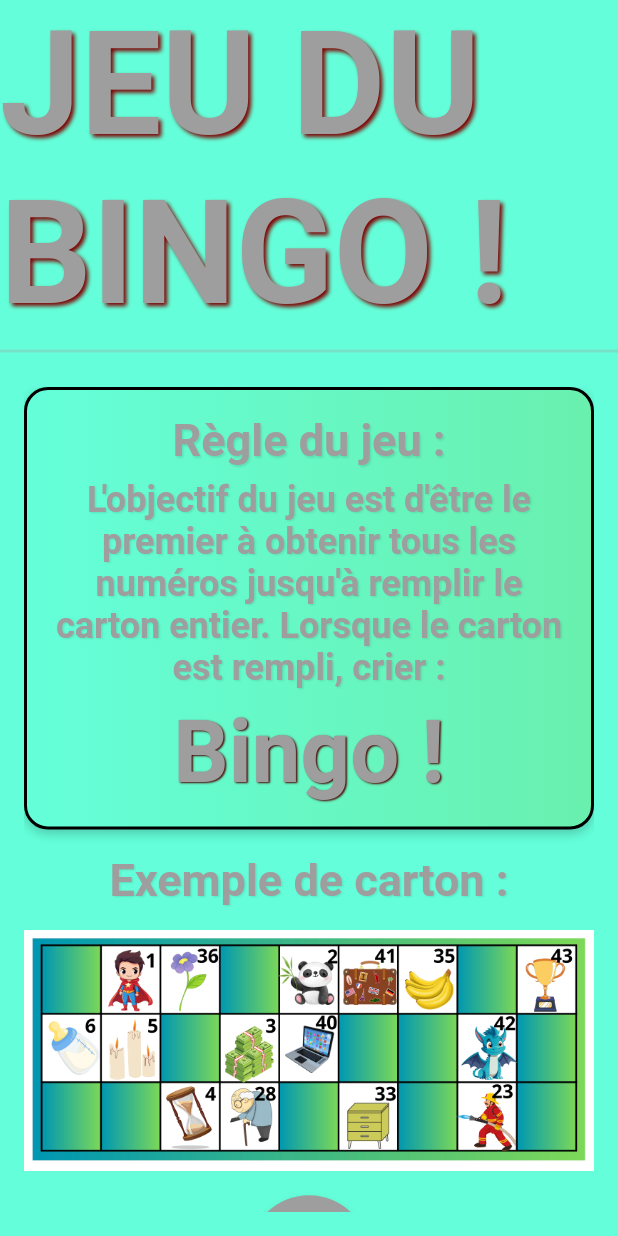
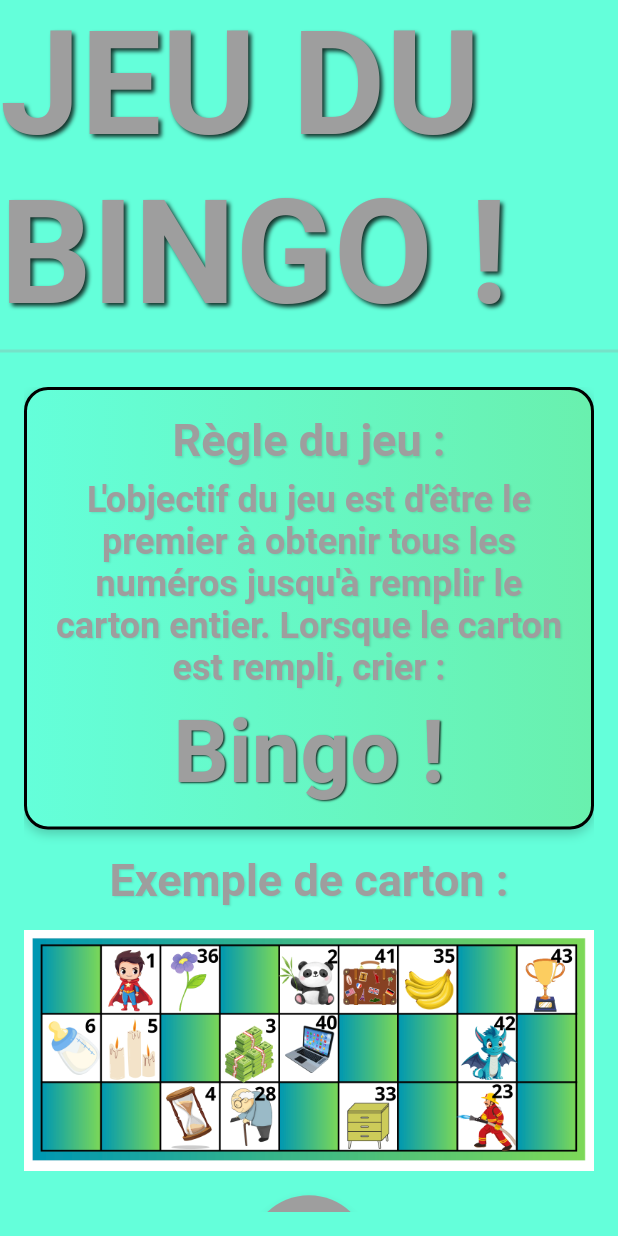
Before and after one commit to NayMak/loto_mks, a Flutter app: the screen it shows after launch, on a phone screen of 412 x 824 dp. Run offline on Flutter 3.47's test engine with Material 3 defaults, Android fonts, the phone set to English and light mode, and no system bars; our stand-ins replace font_awesome_flutter.

Commit message:
change text shadow

```diff
--- a/lib/view/home/home_page.dart
+++ b/lib/view/home/home_page.dart
@@ -31,7 +31,7 @@ class HomePage extends StatelessWidget {
                         Shadow(
                           offset: Offset(2.0, 2.0),
                           blurRadius: 3.0,
-                          color: Colors.black.withValues(red: 0.5),
+                          color: Colors.black.withValues(alpha: 0.8),
                         ),
                       ],
                     ),
@@ -117,8 +117,8 @@ class HomePage extends StatelessWidget {
                                         Shadow(
                                           offset: Offset(1, 1),
                                           blurRadius: 1.0,
-                                          color:
-                                              Colors.black.withValues(red: 0.3),
+                                          color: Colors.black
+                                              .withValues(alpha: 0.8),
                                         ),
                                       ],
                                     ),
--- a/lib/view/loto/loto_page.dart
+++ b/lib/view/loto/loto_page.dart
@@ -33,7 +33,7 @@ class _LotoPageState extends State<LotoPage> {
                         Shadow(
                           offset: Offset(2.0, 2.0),
                           blurRadius: 3.0,
-                          color: Colors.black.withValues(red: 0.5),
+                          color: Colors.black.withValues(alpha: 0.8),
                         ),
                       ],
                     ),
```
